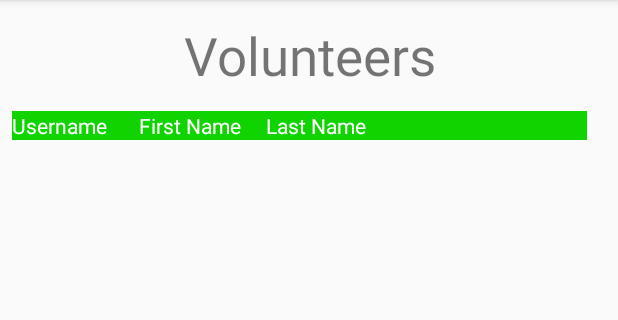
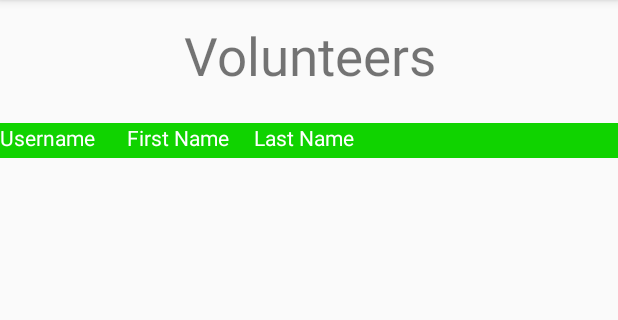
Before and after one commit to covesoyars/Canned, an Android app: the manageVolunteers screen opened directly, with no data from a screen before it, on a phone screen of 412 x 824 dp, the part 84-404 px from its top. Run offline under Robolectric (Android 15) with nearby library versions, the light colour scheme and no system bars; our stand-ins replace Firebase (no records; nobody signed in at launch, a user with empty details on screens opened directly), sdp/ssp sizes.

Commit message:
fixed manage volenteer format

```diff
--- a/StarterProj/app/src/main/res/layout/activity_manage_volunteers2.xml
+++ b/StarterProj/app/src/main/res/layout/activity_manage_volunteers2.xml
@@ -30,14 +30,15 @@
         <ScrollView
             android:id="@+id/scrollView3"
 
-            android:layout_width="383dp"
-            android:layout_height="512dp"
+            android:layout_width="0dp"
+            android:layout_height="0dp"
 
 
             app:layout_constraintBottom_toBottomOf="parent"
             app:layout_constraintEnd_toEndOf="parent"
             app:layout_constraintHorizontal_bias="0.428"
-            app:layout_constraintStart_toStartOf="parent">
+            app:layout_constraintStart_toStartOf="parent"
+            app:layout_constraintTop_toBottomOf="@+id/volunteerHeader">
 
             <LinearLayout
                 android:id="@+id/mainScrollVolenteer"
@@ -49,13 +50,13 @@
         <LinearLayout
             android:id="@+id/volunteerHeader"
 
-            android:layout_width="383dp"
-            android:layout_height="wrap_content"
+            android:layout_width="0dp"
+            android:layout_height="23dp"
 
-            android:layout_marginStart="8dp"
-            android:layout_marginLeft="8dp"
+            android:layout_marginTop="8dp"
             android:background="@color/colorPrimary"
             android:orientation="horizontal"
+            app:layout_constraintEnd_toEndOf="parent"
             app:layout_constraintStart_toStartOf="parent"
             app:layout_constraintTop_toBottomOf="@+id/textView10">
 
```
